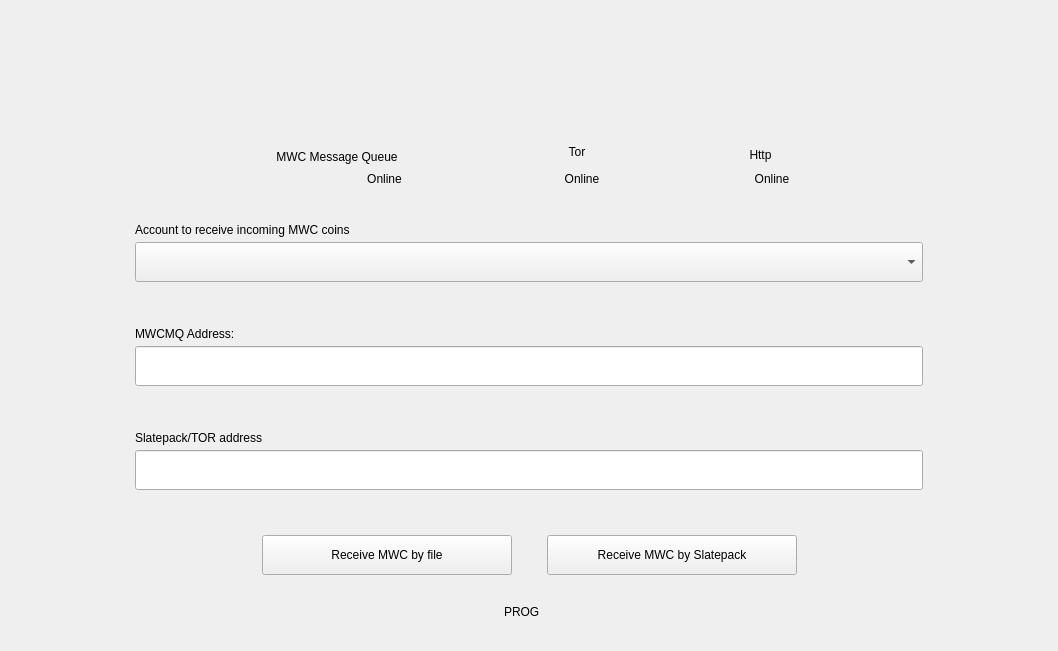
The window that windows_desktop/e_receive.ui (mwcproject/mwc-qt-wallet) describes before a commit, drawn with Qt 5.
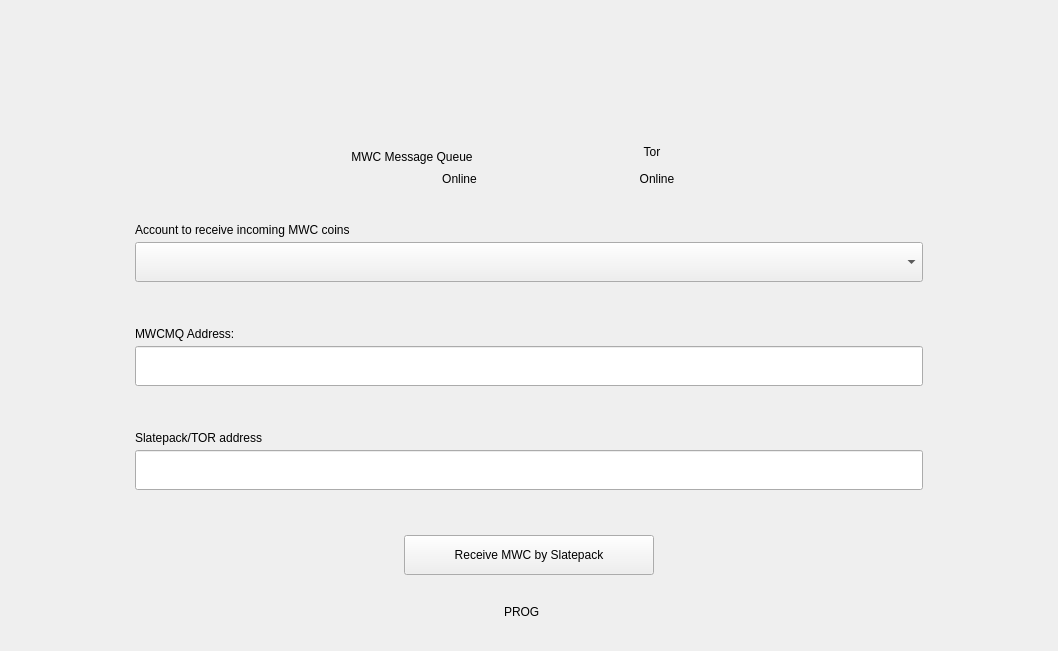
The same window after the commit. Icons and pictures are not drawn. Custom widgets are drawn as their Qt base class.

```diff
--- a/windows_desktop/e_receive.ui
+++ b/windows_desktop/e_receive.ui
@@ -52,13 +52,13 @@
       <widget class="QFrame" name="frameQs">
        <property name="minimumSize">
         <size>
-         <width>600</width>
+         <width>450</width>
          <height>50</height>
         </size>
        </property>
        <property name="maximumSize">
         <size>
-         <width>600</width>
+         <width>450</width>
          <height>50</height>
         </size>
        </property>
@@ -122,60 +122,6 @@
          <set>Qt::AlignCenter</set>
         </property>
        </widget>
-       <widget class="control::MwcLabelLarge" name="httpLabel">
-        <property name="geometry">
-         <rect>
-          <x>496</x>
-          <y>1</y>
-          <width>71</width>
-          <height>21</height>
-         </rect>
-        </property>
-        <property name="text">
-         <string>Http</string>
-        </property>
-        <property name="alignment">
-         <set>Qt::AlignCenter</set>
-        </property>
-       </widget>
-       <widget class="control::MwcLabelTiny" name="httpStatusLabel">
-        <property name="geometry">
-         <rect>
-          <x>510</x>
-          <y>28</y>
-          <width>66</width>
-          <height>16</height>
-         </rect>
-        </property>
-        <property name="text">
-         <string>Online</string>
-        </property>
-        <property name="alignment">
-         <set>Qt::AlignCenter</set>
-        </property>
-       </widget>
-       <widget class="QLabel" name="httpStatusImg">
-        <property name="geometry">
-         <rect>
-          <x>575</x>
-          <y>10</y>
-          <width>21</width>
-          <height>21</height>
-         </rect>
-        </property>
-        <property name="toolTip">
-         <string>Foreign API listener status</string>
-        </property>
-        <property name="text">
-         <string/>
-        </property>
-        <property name="pixmap">
-         <pixmap resource="../resources_desktop.qrc">:/img/StatusOk@2x.svg</pixmap>
-        </property>
-        <property name="scaledContents">
-         <bool>true</bool>
-        </property>
-       </widget>
        <widget class="control::MwcLabelLarge" name="label_7">
         <property name="geometry">
          <rect>
@@ -466,50 +412,6 @@
             </property>
            </spacer>
           </item>
-          <item>
-           <widget class="control::MwcPushButtonNormal" name="recieveFileButton">
-            <property name="minimumSize">
-             <size>
-              <width>250</width>
-              <height>40</height>
-             </size>
-            </property>
-            <property name="maximumSize">
-             <size>
-              <width>16777215</width>
-              <height>40</height>
-             </size>
-            </property>
-            <property name="cursor">
-             <cursorShape>PointingHandCursor</cursorShape>
-            </property>
-            <property name="focusPolicy">
-             <enum>Qt::StrongFocus</enum>
-            </property>
-            <property name="toolTip">
-             <string>Sign income File Transaction</string>
-            </property>
-            <property name="text">
-             <string>Receive MWC by file</string>
-            </property>
-           </widget>
-          </item>
-          <item>
-           <spacer name="horizontalSpacer_9">
-            <property name="orientation">
-             <enum>Qt::Horizontal</enum>
-            </property>
-            <property name="sizeType">
-             <enum>QSizePolicy::Fixed</enum>
-            </property>
-            <property name="sizeHint" stdset="0">
-             <size>
-              <width>30</width>
-              <height>20</height>
-             </size>
-            </property>
-           </spacer>
-          </item>
           <item>
            <widget class="control::MwcPushButtonNormal" name="recieveSlatepackButton">
             <property name="minimumSize">
@@ -673,26 +575,21 @@
    <extends>QPushButton</extends>
    <header>control_desktop/MwcPushButton.h</header>
   </customwidget>
+  <customwidget>
+   <class>control::MwcLabelLarge</class>
+   <extends>QLabel</extends>
+   <header>control_desktop/MwcLabel.h</header>
+  </customwidget>
   <customwidget>
    <class>control::MwcLineEditNormal</class>
    <extends>QLineEdit</extends>
    <header>control_desktop/MwcLineEdit.h</header>
   </customwidget>
-  <customwidget>
-   <class>control::MwcLabelLarge</class>
-   <extends>QLabel</extends>
-   <header>control_desktop/MwcLabel.h</header>
-  </customwidget>
   <customwidget>
    <class>control::MwcLabelSmall</class>
    <extends>QLabel</extends>
    <header>control_desktop/MwcLabel.h</header>
   </customwidget>
-  <customwidget>
-   <class>control::MwcLabelTiny</class>
-   <extends>QLabel</extends>
-   <header>control_desktop/MwcLabel.h</header>
-  </customwidget>
   <customwidget>
    <class>control::MwcLabelProgress</class>
    <extends>QLabel</extends>
@@ -703,6 +600,11 @@
    <extends>QComboBox</extends>
    <header>control_desktop/MwcComboBox.h</header>
   </customwidget>
+  <customwidget>
+   <class>control::MwcLabelTiny</class>
+   <extends>QLabel</extends>
+   <header>control_desktop/MwcLabel.h</header>
+  </customwidget>
  </customwidgets>
  <resources>
   <include location="../resources_desktop.qrc"/>
```
